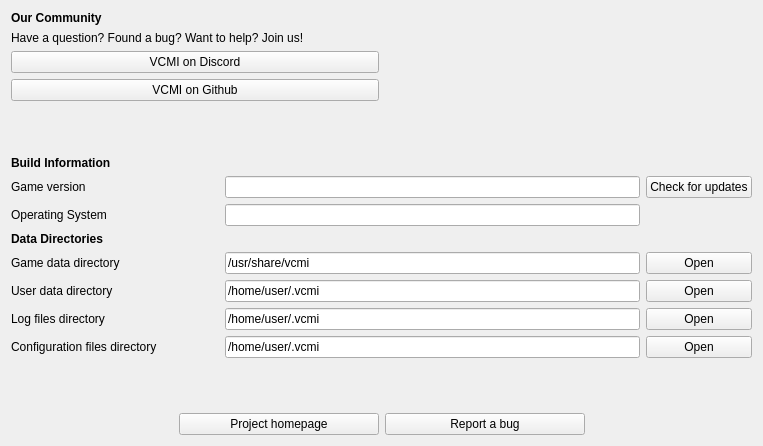
Qt form launcher/aboutProject/aboutproject_moc.ui (vcmi/vcmi) before a commit.
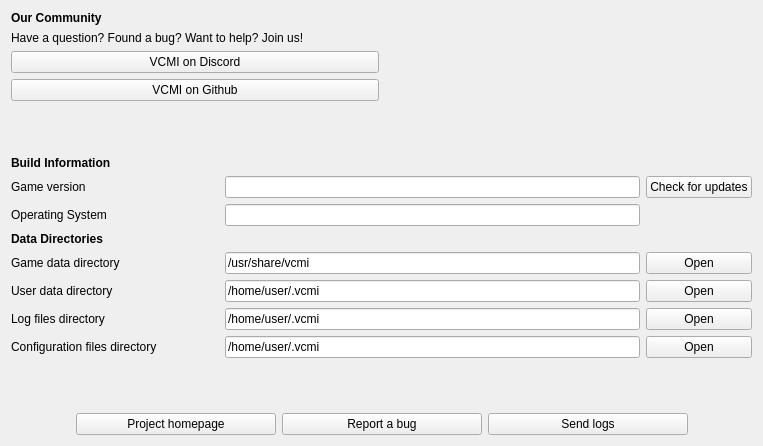
The same form after that commit.

Commit message: send logs functionality

```diff
--- a/launcher/aboutProject/aboutproject_moc.ui
+++ b/launcher/aboutProject/aboutproject_moc.ui
@@ -304,6 +304,19 @@
        </property>
       </widget>
      </item>
+     <item>
+      <widget class="QPushButton" name="pushButtonSendLogs">
+       <property name="minimumSize">
+        <size>
+         <width>200</width>
+         <height>0</height>
+        </size>
+       </property>
+       <property name="text">
+        <string>Send logs</string>
+       </property>
+      </widget>
+     </item>
      <item>
       <spacer name="horizontalSpacer">
        <property name="orientation">
```
The commit also changes 9 other files.
